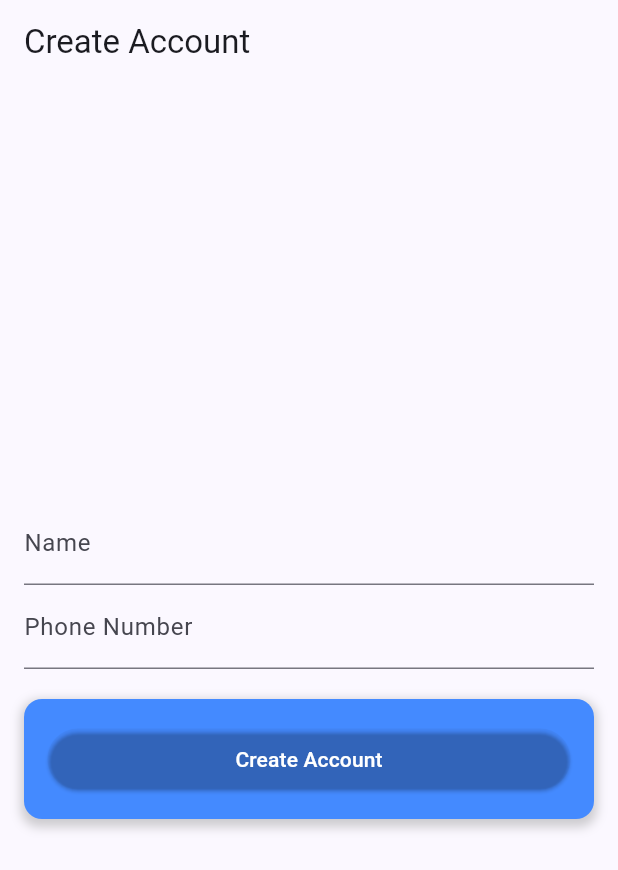
After one commit to Susan-Joy/onboard, a Flutter app: the screen it shows after launch, on a phone screen of 412 x 824 dp. The commit adds this screen. Shown: the top 870 px of the screen. Run offline on Flutter 3.47's test engine with Material 3 defaults, Android fonts, the phone set to English and light mode, and no system bars; our stand-ins replace smooth_page_indicator.

Commit message:
feature signup working

```diff
--- a/lib/main.dart
+++ b/lib/main.dart
@@ -1,7 +1,11 @@
+// ignore_for_file: unused_import
+
 import 'package:flutter/material.dart';
-import 'package:first/pages/onbording_page.dart';
-void main()
-{
+import 'package:first/pages/create_account_page.dart';
+import 'package:first/pages/onboarding_page.dart';
+import 'package:first/pages/login_page.dart';
+
+void main() {
   runApp(const MyApp());
 }
 
@@ -14,16 +18,11 @@ class MyApp extends StatelessWidget {
       title: 'Digital Empowerment',
       theme: ThemeData(
         colorScheme: ColorScheme.fromSeed(
-          seedColor: const Color.fromRGBO(
-            0,
-          16,
-          247,
-          1,
-          ),
+          seedColor: const Color.fromRGBO(0, 16, 247, 1),
         ),
         useMaterial3: true,
       ),
-      home: OnbordingPage(),
+      home: const CreateAccountPage(), // Change this to LoginPage() if needed
     );
   }
 }
--- /dev/null
+++ b/lib/pages/create_account_page.dart
@@ -0,0 +1,75 @@
+// ignore_for_file: unused_import
+
+import 'package:first/pages/onbording_page.dart';
+import 'package:flutter/material.dart';
+import 'package:first/pages/onboarding_page.dart';
+
+class CreateAccountPage extends StatefulWidget {
+  const CreateAccountPage({Key? key}) : super(key: key);
+
+  @override
+  State<CreateAccountPage> createState() => _CreateAccountPageState();
+}
+
+class _CreateAccountPageState extends State<CreateAccountPage> {
+  final _nameController = TextEditingController();
+  final _phoneController = TextEditingController();
+
+  void _navigateToOnboarding() {
+    Navigator.of(context).pushReplacement(
+      MaterialPageRoute(
+        builder: (context) => const OnbordingPage(),
+      ),
+    );
+  }
+
+  @override
+  Widget build(BuildContext context) {
+    return Scaffold(
+      appBar: AppBar(
+        title: const Text('Create Account'),
+      ),
+      body: Padding(
+        padding: const EdgeInsets.all(16.0),
+        child: Column(
+          mainAxisAlignment: MainAxisAlignment.center,
+          children: [
+            TextField(
+              controller: _nameController,
+              decoration: const InputDecoration(labelText: 'Name'),
+            ),
+            TextField(
+              controller: _phoneController,
+              decoration: const InputDecoration(labelText: 'Phone Number'),
+              keyboardType: TextInputType.phone,
+            ),
+            const SizedBox(height: 20),
+            Container(
+              width: double.infinity, // Make the container take the full width
+              padding: const EdgeInsets.all(16.0),
+              decoration: BoxDecoration(
+                borderRadius: BorderRadius.circular(12.0),
+                color: Colors.blueAccent, // Background color of the box
+                boxShadow: [
+                  BoxShadow(
+                    color: Colors.grey.withOpacity(0.5),
+                    spreadRadius: 2,
+                    blurRadius: 5,
+                    offset: Offset(0, 3), // changes position of shadow
+                  ),
+                ],
+              ),
+              child: ElevatedButton(
+                onPressed: _navigateToOnboarding,
+                style: ElevatedButton.styleFrom(
+                  foregroundColor: Colors.white, backgroundColor: Colors.transparent, // Text color
+                ),
+                child: const Text('Create Account'),
+              ),
+            ),
+          ],
+        ),
+      ),
+    );
+  }
+}
--- /dev/null
+++ b/lib/pages/onboarding_page.dart
@@ -0,0 +1 @@
+// TODO Implement this library.
```
Also changed, not shown: lib/pages/login_page.dart (added, +45 -0 lines).
